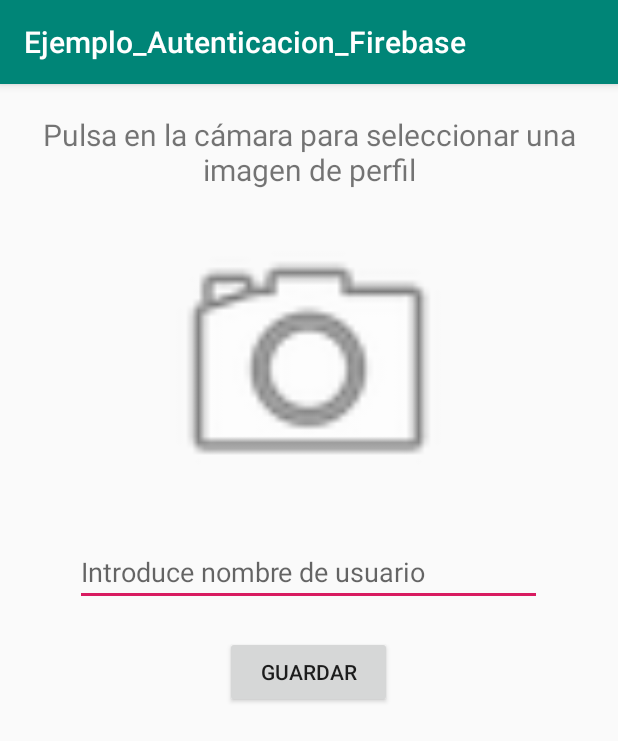
After one commit to oscarcillo/Ejemplo_Autenticacion_Firebase, an Android app: the ProfileActivity screen opened directly, with no data from a screen before it, on a phone screen of 412 x 824 dp. The commit adds this screen. Shown: the top 741 px of the screen. Run offline under Robolectric (Android 15) with nearby library versions, the phone set to English and light mode, and no system bars.

```diff
--- a/app/src/main/AndroidManifest.xml
+++ b/app/src/main/AndroidManifest.xml
@@ -16,7 +16,11 @@
                 <category android:name="android.intent.category.LAUNCHER" />
             </intent-filter>
         </activity>
-        <activity android:name=".SignupActivity"></activity>
+        <activity android:name=".SignupActivity" />
+        <activity android:name=".ProfileActivity"></activity>
     </application>
 
+    <uses-permission android:name="android.permission.READ_EXTERNAL_STORAGE"/>
+    <uses-permission android:name="android.permission.WRITE_EXTERNAL_STORAGE" />
+
 </manifest>
--- /dev/null
+++ b/app/src/main/java/com/otr/ejemplo_autenticacion_firebase/ProfileActivity.java
@@ -0,0 +1,68 @@
+package com.otr.ejemplo_autenticacion_firebase;
+
+import android.content.Intent;
+import android.graphics.Bitmap;
+import android.net.Uri;
+import android.provider.MediaStore;
+import android.support.annotation.Nullable;
+import android.support.v7.app.AppCompatActivity;
+import android.os.Bundle;
+import android.view.View;
+import android.widget.EditText;
+import android.widget.ImageView;
+
+import java.io.IOException;
+
+public class ProfileActivity extends AppCompatActivity {
+
+    private static final int CHOOSE_IMAGE = 101;
+
+    ImageView imagen;
+    EditText nombreUsuario;
+
+    Uri uriProfileImage;
+
+    @Override
+    protected void onCreate(Bundle savedInstanceState) {
+        super.onCreate(savedInstanceState);
+        setContentView(R.layout.activity_profile);
+    }
+
+    //
+
+    /**
+     * Mostrar la imagen seleccionada en la actividad
+     * @param requestCode
+     * @param resultCode
+     * @param data
+     */
+    @Override
+    protected void onActivityResult(int requestCode, int resultCode, @Nullable Intent data) {
+        super.onActivityResult(requestCode, resultCode, data);
+
+        //Comprobar que la imagen se ha seleccionado correctamente
+        if(requestCode == CHOOSE_IMAGE && requestCode == RESULT_OK && data != null
+                && data.getData()!=null){
+            //almacenar la imagen en una variable
+            uriProfileImage = data.getData();
+            try {
+                Bitmap bitmap = MediaStore.Images.Media.getBitmap(getContentResolver(),
+                        uriProfileImage);
+                imagen.setImageBitmap(bitmap);
+            } catch (IOException e) {
+                e.printStackTrace();
+            }
+        }
+    }
+
+    /**
+     * Mostrar la pantalla de seleccion de imagenes
+     * @param v
+     */
+    public void showImageChooser(View v){
+        Intent i = new Intent();
+        i.setType("image/*");
+        i.setAction(Intent.ACTION_GET_CONTENT);
+        startActivityForResult(Intent.createChooser(i, "Elige una imagen"), CHOOSE_IMAGE);
+    }
+}
--- /dev/null
+++ b/app/src/main/res/layout/activity_profile.xml
@@ -0,0 +1,47 @@
+<?xml version="1.0" encoding="utf-8"?>
+<LinearLayout xmlns:android="http://schemas.android.com/apk/res/android"
+    xmlns:app="http://schemas.android.com/apk/res-auto"
+    xmlns:tools="http://schemas.android.com/tools"
+    android:layout_width="wrap_content"
+    android:layout_height="wrap_content"
+    android:gravity="center"
+    android:orientation="vertical"
+    tools:context=".ProfileActivity">
+
+    <TextView
+        android:id="@+id/textView"
+        android:layout_width="wrap_content"
+        android:layout_height="wrap_content"
+        android:layout_marginTop="20dp"
+        android:layout_weight="1"
+        android:text="Pulsa en la cámara para seleccionar una imagen de perfil"
+        android:textAlignment="center"
+        android:textSize="20sp" />
+
+    <ImageView
+        android:id="@+id/imagenCamara"
+        android:layout_width="227dp"
+        android:layout_height="201dp"
+        android:layout_marginTop="15dp"
+        android:layout_weight="1"
+        android:onClick="showImageChooser"
+        app:srcCompat="@android:drawable/ic_menu_camera" />
+
+    <EditText
+        android:id="@+id/textoNombreUsuario"
+        android:layout_width="311dp"
+        android:layout_height="wrap_content"
+        android:layout_marginTop="15dp"
+        android:layout_weight="1"
+        android:ems="10"
+        android:hint="Introduce nombre de usuario"
+        android:inputType="textPersonName" />
+
+    <Button
+        android:id="@+id/botonGuardar"
+        android:layout_width="111dp"
+        android:layout_height="wrap_content"
+        android:layout_marginTop="20dp"
+        android:layout_weight="1"
+        android:text="Guardar" />
+</LinearLayout>
```
Also changed, not shown: app/src/main/java/com/otr/ejemplo_autenticacion_firebase/MainActivity.java (+70 -0 lines), app/src/main/java/com/otr/ejemplo_autenticacion_firebase/SignupActivity.java (+31 -1 lines), app/src/main/res/layout/activity_main.xml (+9 -2 lines), app/src/main/res/layout/activity_signup.xml (+8 -2 lines), 1 other file.
